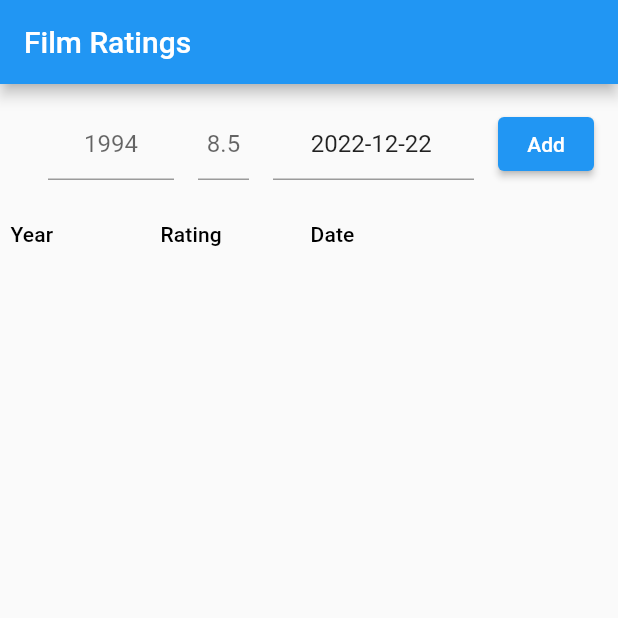
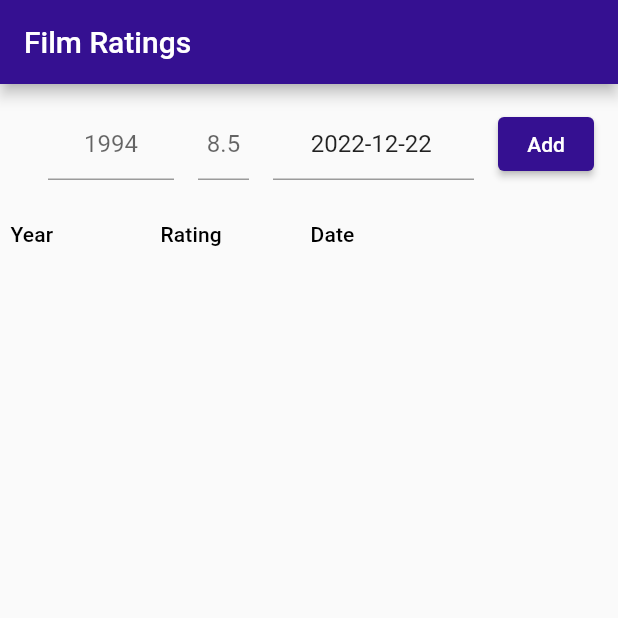
Before and after one commit to ddascalescu/app-film-ratings, a Flutter app: the screen it shows after launch, on a phone screen of 412 x 824 dp, the top half of it. Run offline on Flutter 3.47's test engine with Material 2 defaults, Android fonts, the phone set to English and light mode, and no system bars; drawn by our look-alikes of data_table_2.

Commit message:
Changed app colour

```diff
--- /dev/null
+++ b/files/app_film_ratings/lib/indigo.dart
@@ -0,0 +1,20 @@
+import 'package:flutter/material.dart';
+
+class Indigo {
+  static int indigo = 0xFF351091;
+
+  static swatch() {
+    return MaterialColor(indigo, const <int, Color>{
+      50: Color.fromRGBO(53, 16, 145, 0.1),
+      100: Color.fromRGBO(53, 16, 145, 0.2),
+      200: Color.fromRGBO(53, 16, 145, 0.3),
+      300: Color.fromRGBO(53, 16, 145, 0.4),
+      400: Color.fromRGBO(53, 16, 145, 0.5),
+      500: Color.fromRGBO(53, 16, 145, 0.6),
+      600: Color.fromRGBO(53, 16, 145, 0.7),
+      700: Color.fromRGBO(53, 16, 145, 0.8),
+      800: Color.fromRGBO(53, 16, 145, 0.9),
+      900: Color.fromRGBO(53, 16, 145, 1),
+    });
+  }
+}
--- a/files/app_film_ratings/lib/main.dart
+++ b/files/app_film_ratings/lib/main.dart
@@ -7,8 +7,10 @@ import 'package:data_table_2/data_table_2.dart';
 
 import 'utils/ratings.dart';
 import 'formatters.dart';
+import 'indigo.dart';
 
 const String appTitle = 'Film Ratings';
+const double pad = 8.0;
 
 void main() => runApp(const App());
 
@@ -19,9 +21,12 @@ class App extends StatelessWidget {
 
   @override
   Widget build(BuildContext context) {
-    return const MaterialApp(
+    return MaterialApp(
         title: appTitle,
-        home: MainScreen()
+        theme: ThemeData(
+          primarySwatch: Indigo.swatch()
+        ),
+        home: const MainScreen()
     );
   }
 }
@@ -32,12 +37,10 @@ class MainScreen extends StatelessWidget {
   @override
   Widget build(BuildContext context) {
     return Scaffold(
-      // TODO: make appbar indigo
       appBar: AppBar(
-        title: const Text(appTitle),
+        title: const Text(appTitle)
       ),
-      // TODO: make all paddings into a decorator
-      body: const Padding(padding: EdgeInsets.all(8.0),
+      body: const Padding(padding: EdgeInsets.all(pad),
           child: RatingsTable()
       )
     );
@@ -71,7 +74,7 @@ class _RatingsTableState extends State<RatingsTable> {
         children: [
           /* ENTRY: Film title */
           Expanded(
-            child: Padding(padding: const EdgeInsets.all(8.0),
+            child: Padding(padding: const EdgeInsets.all(pad),
               child: TextField(
                 controller: _textController,
                 decoration: const InputDecoration(hintText: 'The Shawshank Redemption')
@@ -83,7 +86,7 @@ class _RatingsTableState extends State<RatingsTable> {
           SizedBox(
             width: 100.0,
             child: Padding(
-              padding: const EdgeInsets.all(8.0),
+              padding: const EdgeInsets.all(pad),
               child: TextField(
                 controller: _yearController,
                 textAlign: TextAlign.center,
@@ -98,7 +101,7 @@ class _RatingsTableState extends State<RatingsTable> {
           SizedBox(
             width: 50.0,
             child: Padding(
-              padding: const EdgeInsets.all(8.0),
+              padding: const EdgeInsets.all(pad),
               child: TextField(
                 controller: _numberController,
                 textAlign: TextAlign.center,
@@ -113,7 +116,7 @@ class _RatingsTableState extends State<RatingsTable> {
           SizedBox(
             width: 150.0,
             child: Padding(
-              padding: const EdgeInsets.all(8.0),
+              padding: const EdgeInsets.all(pad),
               child: TextField(
                 readOnly: true,
                 controller: TextEditingController(
@@ -142,7 +145,7 @@ class _RatingsTableState extends State<RatingsTable> {
 
           /* BUTTON: Add rating */
           Padding(
-            padding: const EdgeInsets.all(8.0),
+            padding: const EdgeInsets.all(pad),
             child: ElevatedButton(
               child: const Text('Add'),
               onPressed: () { addRating(); }
```
